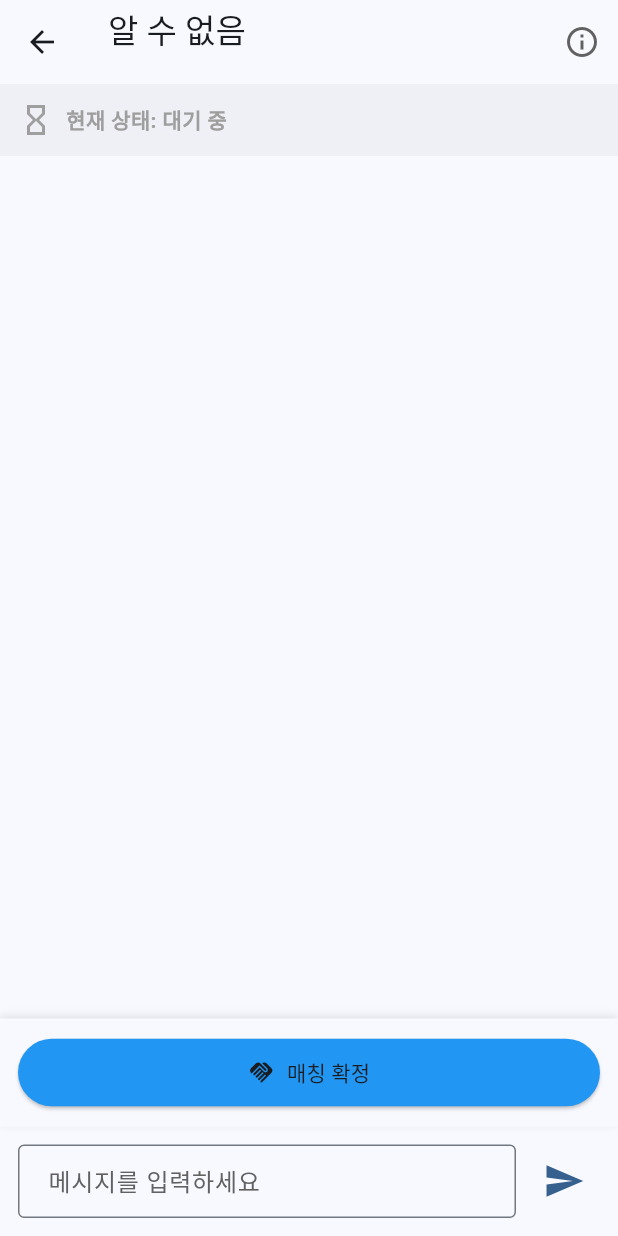
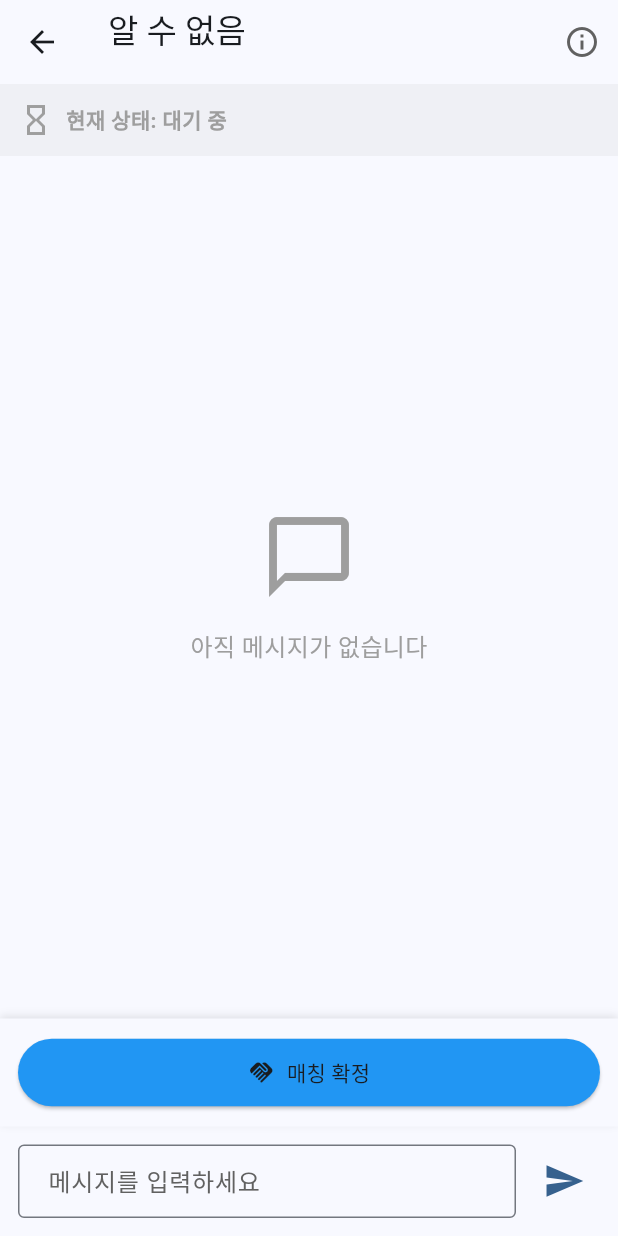
Before and after one commit to com0ze/OSSP_Frontend, a Flutter app: the ChatScreen screen opened directly with empty values, on a phone screen of 412 x 824 dp. Run offline on Flutter 3.47's test engine with Material 3 defaults, Android fonts, the phone set to English and light mode, and no system bars; our stand-ins replace dio, flutter_secure_storage, geolocator; accounts and stored records are empty.

Commit message:
버그 수정

```diff
--- a/lib/models/main_user.dart
+++ b/lib/models/main_user.dart
@@ -51,7 +51,7 @@ class MainUser extends User {
     String? profileImage,
   }) {
     return MainUser(
-      id: this.id,
+      id: id ?? this.id,
       name: name ?? this.name,
       score: score ?? this.score,
       personalInformation: personalInformation ?? this.personalInformation,
--- a/lib/models/rental_item.dart
+++ b/lib/models/rental_item.dart
@@ -51,6 +51,9 @@ class RentalItem {
       matchIDs: (json['matchIDs'] as List<dynamic>?)?.cast<String>() ?? [],
       isMatched: json['isMatched'] ?? false,
       matchedID: json['matchedID'],
+      rentalStatus: json['rentalStatus'] != null
+          ? RentalStatus.values.byName(json['rentalStatus'])
+          : RentalStatus.pending,
     );
   }
 
@@ -69,6 +72,7 @@ class RentalItem {
       'matchIDs': matchIDs,
       'isMatched': isMatched,
       'matchedID': matchedID,
+      'rentalStatus': rentalStatus.name,
     };
   }
 
--- a/lib/models/user.dart
+++ b/lib/models/user.dart
@@ -13,9 +13,9 @@ class User {
     this.profileImage,
     this.score = 0,
     List<String>? rentalHistory,
-  }) : rentalHistory = rentalHistory ?? [];
+  }) : rentalHistory = List<String>.from(rentalHistory ?? []);
 
-  void addrentalHistory(String dealId) {
+  void addRentalHistory(String dealId) {
     if (!rentalHistory.contains(dealId)) {
       rentalHistory.add(dealId);
     }
--- a/lib/screens/chat_screen.dart
+++ b/lib/screens/chat_screen.dart
@@ -60,12 +60,21 @@ class _ChatScreenState extends State<ChatScreen> {
     });
 
     _loadMessages();
+    dataManager.addListener(_onDataChanged);
+    // 화면 진입 시 최신 메시지 서버에서 갱신 (_syncFromChatting이 새 메시지를 자동 반영)
+    dataManager.fetchChatMessages(widget.match.chattingID);
   }
 
   @override
   void dispose() {
+    dataManager.removeListener(_onDataChanged);
+    _scrollController.dispose();
     _messageController.dispose();
     super.dispose();
+  }
+
+  void _onDataChanged() {
+    if (mounted) _syncFromChatting();
   }
 
   void _loadMessages() {
@@ -73,6 +82,19 @@ class _ChatScreenState extends State<ChatScreen> {
     if (chatting == null) return;
     _messages.addAll(chatting.chats);
     _syncedCount = chatting.chats.length;
+  }
+
+  Future<void> _refreshMessages() async {
+    await dataManager.fetchChatMessages(widget.match.chattingID);
+    if (!mounted) return;
+    final chatting = dataManager.getChattingById(widget.match.chattingID);
+    if (chatting == null) return;
+    setState(() {
+      _messages.clear();
+      _pendingMessages.clear();
+      _messages.addAll(chatting.chats);
+      _syncedCount = chatting.chats.length;
+    });
   }
 
   void _syncFromChatting() {
@@ -269,10 +291,6 @@ class _ChatScreenState extends State<ChatScreen> {
       body: ListenableBuilder(
         listenable: dataManager,
         builder: (context, child) {
-          WidgetsBinding.instance.addPostFrameCallback(
-            (_) => _syncFromChatting(),
-          );
-
           // 아이템이 다른 매치로 확정된 경우 버튼 비활성화
           final latestItem =
               dataManager.rentalItems[widget.rentalItem.id] ??
@@ -313,12 +331,42 @@ class _ChatScreenState extends State<ChatScreen> {
               Expanded(
                 child: Stack(
                   children: [
-                    Align(
-                      alignment: Alignment.topCenter,
-                      child: ListView.builder(
+                    LayoutBuilder(
+                      builder: (context, constraints) => RefreshIndicator(
+                        onRefresh: _refreshMessages,
+                        child: _messages.isEmpty
+                            ? SingleChildScrollView(
+                                physics: const AlwaysScrollableScrollPhysics(),
+                                child: SizedBox(
+                                  height: constraints.maxHeight,
+                                  child: Center(
+                                    child: Column(
+                                      mainAxisAlignment:
+                                          MainAxisAlignment.center,
+                                      children: [
+                                        Icon(
+                                          Icons.chat_bubble_outline,
+                                          size: 64,
+                                          color: Colors.grey,
+                                        ),
+                                        const SizedBox(height: 16),
+                                        const Text(
+                                          '아직 메시지가 없습니다',
+                                          style: TextStyle(
+                                            fontSize: 16,
+                                            color: Colors.grey,
+                                          ),
+                                        ),
+                                      ],
+                                    ),
+                                  ),
+                                ),
+                              )
+                            : ListView.builder(
                                 controller: _scrollController,
                                 shrinkWrap: true,
                                 reverse: true,
+                                physics: const AlwaysScrollableScrollPhysics(),
                                 padding: const EdgeInsets.all(16),
                                 itemCount: _messages.length,
                                 itemBuilder: (context, index) {
@@ -326,9 +374,10 @@ class _ChatScreenState extends State<ChatScreen> {
                                       _messages[_messages.length - 1 - index];
                                   return ChatWidgetFactory(
                                     message: message,
-                            currentUserId: message.sendUser.id,
+                                    currentUserId: loginManager.currentUserOrGuest.id,
                                   ).makeWidget(context);
                                 },
+                              ),
                       ),
                     ),
                     if (_pendingMessages.isNotEmpty)
--- a/lib/screens/review_screen.dart
+++ b/lib/screens/review_screen.dart
@@ -76,7 +76,7 @@ class _ReviewScreenState extends State<ReviewScreen> {
 
     final DataManager dataManager = TestDataManager();
     final review = Review(
-      id: widget.match.matchID,
+      id: '${widget.match.matchID}_${widget.reviewee.id}',
       score: _rating,
       reviewText: reviewText,
       writer: widget.reviewee,
--- a/lib/widgets/chat_widget_factory.dart
+++ b/lib/widgets/chat_widget_factory.dart
@@ -1,20 +1,17 @@
 import 'package:flutter/material.dart';
 import 'package:open_source_software/extensions/theme_extension.dart';
-import 'package:open_source_software/managers/login_manager.dart';
 import 'package:open_source_software/models/chat.dart';
 import 'package:open_source_software/widgets/widget_factory.dart';
 
 class ChatWidgetFactory extends WidgetFactory {
   final Chat message;
   final String currentUserId;
-  final loginManager = LoginManager();
 
   ChatWidgetFactory({required this.message, required this.currentUserId});
 
   @override
   Widget makeWidget(BuildContext context) {
-    final mainUser = loginManager.currentUser;
-    final isMe = message.sendUser.id == (mainUser?.id ?? "guest");
+    final isMe = message.sendUser.id == currentUserId;
 
     return Align(
       alignment: isMe ? Alignment.centerRight : Alignment.centerLeft,
```
Also changed, not shown: lib/models/match.dart (+24 -0 lines), lib/screens/item_detail_screen.dart (+3 -5 lines), lib/screens/lender_profile_screen.dart (+0 -21 lines), lib/screens/other_user_profile_screen.dart (+46 -23 lines), 1 other file. Lines whose indentation alone changed are shown as unchanged.
